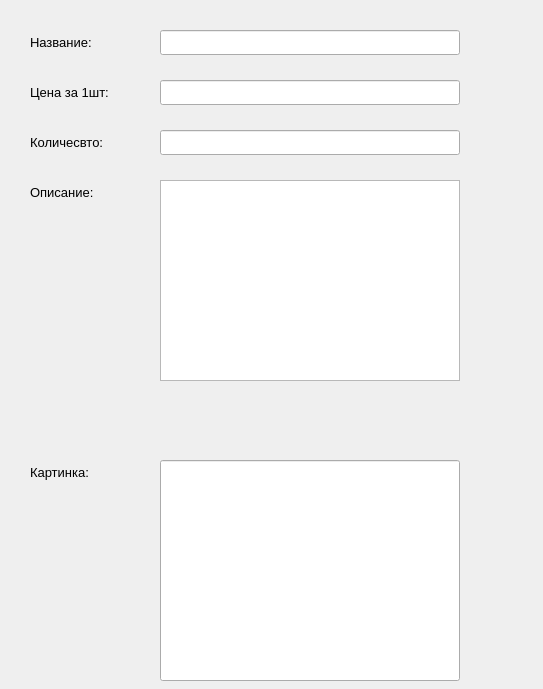
Maksim65578/Project-1, file Design/Detailed.ui: the form before one commit.
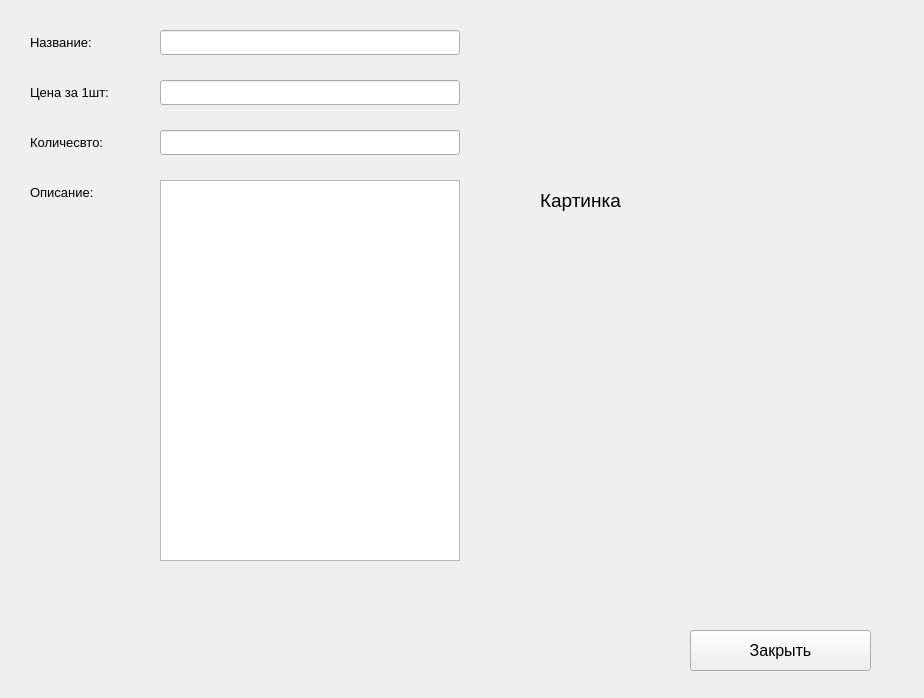
The form after the commit.

```diff
--- a/Design/Detailed.ui
+++ b/Design/Detailed.ui
@@ -6,8 +6,8 @@
    <rect>
     <x>0</x>
     <y>0</y>
-    <width>543</width>
-    <height>689</height>
+    <width>924</width>
+    <height>698</height>
    </rect>
   </property>
   <property name="windowTitle">
@@ -39,7 +39,7 @@
      <x>160</x>
      <y>180</y>
      <width>300</width>
-     <height>201</height>
+     <height>381</height>
     </rect>
    </property>
   </widget>
@@ -61,16 +61,6 @@
     <string>Название:</string>
    </property>
   </widget>
-  <widget class="QLineEdit" name="lineEdit_4">
-   <property name="geometry">
-    <rect>
-     <x>160</x>
-     <y>460</y>
-     <width>300</width>
-     <height>221</height>
-    </rect>
-   </property>
-  </widget>
   <widget class="QLabel" name="label_4">
    <property name="geometry">
     <rect>
@@ -89,24 +79,6 @@
     <string>Описание:</string>
    </property>
   </widget>
-  <widget class="QLabel" name="label_5">
-   <property name="geometry">
-    <rect>
-     <x>30</x>
-     <y>460</y>
-     <width>110</width>
-     <height>25</height>
-    </rect>
-   </property>
-   <property name="font">
-    <font>
-     <pointsize>10</pointsize>
-    </font>
-   </property>
-   <property name="text">
-    <string>Картинка:</string>
-   </property>
-  </widget>
   <widget class="QLabel" name="label_3">
    <property name="geometry">
     <rect>
@@ -153,6 +125,42 @@
     </rect>
    </property>
   </widget>
+  <widget class="QLabel" name="label_5">
+   <property name="geometry">
+    <rect>
+     <x>540</x>
+     <y>40</y>
+     <width>311</width>
+     <height>321</height>
+    </rect>
+   </property>
+   <property name="font">
+    <font>
+     <pointsize>14</pointsize>
+    </font>
+   </property>
+   <property name="text">
+    <string>Картинка</string>
+   </property>
+  </widget>
+  <widget class="QPushButton" name="close_form">
+   <property name="geometry">
+    <rect>
+     <x>690</x>
+     <y>630</y>
+     <width>181</width>
+     <height>41</height>
+    </rect>
+   </property>
+   <property name="font">
+    <font>
+     <pointsize>12</pointsize>
+    </font>
+   </property>
+   <property name="text">
+    <string>Закрыть</string>
+   </property>
+  </widget>
  </widget>
  <resources/>
  <connections/>
```
